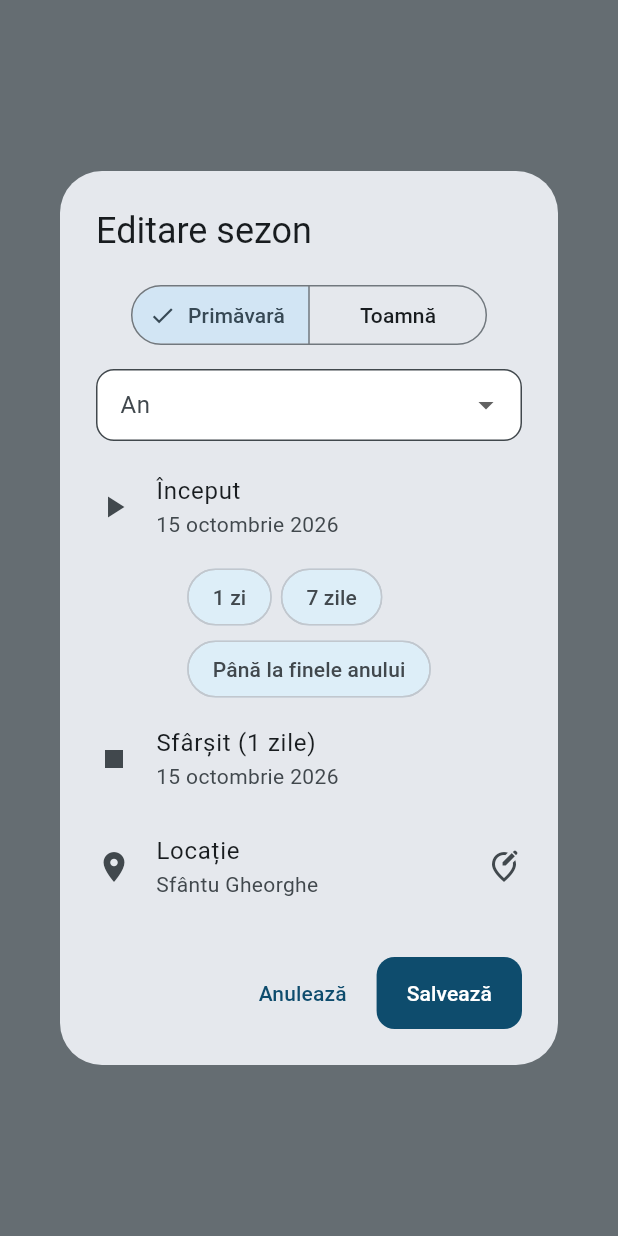
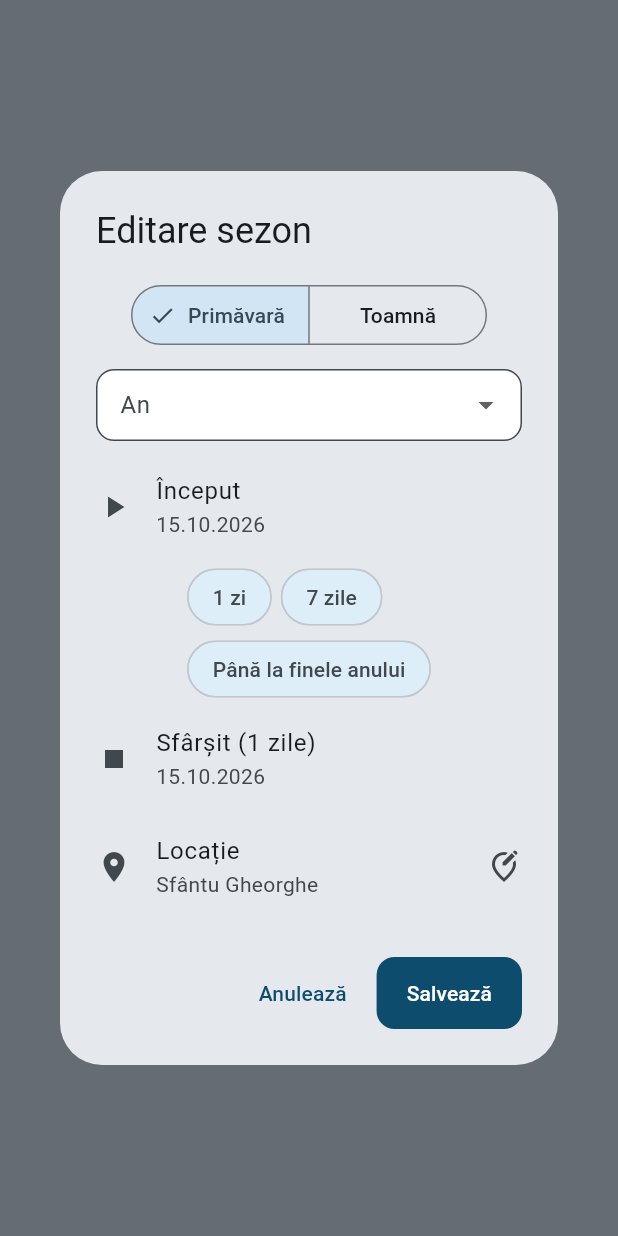
Before and after one commit to kappado2000/pescar-delta, a Flutter app: what showSeasonEditor() shows on an empty page, opened directly with empty values, on a phone screen of 412 x 824 dp. Run offline on Flutter 3.47's test engine with Material 3 defaults, Android fonts, the phone set to English and light mode, and no system bars; our stand-ins replace file_picker, fl_chart, flutter_map, flutter_secure_storage, geolocator, hive_flutter and 7 more; missing offline and left inert: dart:js_interop; accounts and stored records are empty; network calls fail.

Commit message:
Perioada sezonului ca 19.10.2026 – 25.10.2026 (fără numele lunii)
Co-Authored-By: Claude Opus 5.5 <noreply@anthropic.com>

```diff
--- a/lib/screens/home_screen.dart
+++ b/lib/screens/home_screen.dart
@@ -288,7 +288,7 @@ class _SeasonHeader extends StatelessWidget {
               ),
               Text(
                 '📍 ${season.place.name} · '
-                '${DateFormat('d MMM').format(season.start)} – ${DateFormat('d MMM').format(season.end)}',
+                '${DateFormat('dd.MM.yyyy').format(season.start)} – ${DateFormat('dd.MM.yyyy').format(season.end)}',
               ),
               const SizedBox(height: 8),
               FutureBuilder<Forecast>(
--- a/lib/screens/season_detail_screen.dart
+++ b/lib/screens/season_detail_screen.dart
@@ -130,7 +130,7 @@ class _SummaryTab extends StatelessWidget {
   @override
   Widget build(BuildContext context) {
     final store = context.watch<AppStore>();
-    final fmt = DateFormat('d MMMM yyyy');
+    final fmt = DateFormat('dd.MM.yyyy');
     final tasks = buildPermitTasks(
       season: season,
       participants: store.participants,
@@ -354,7 +354,7 @@ class _PermitsTab extends StatelessWidget {
   @override
   Widget build(BuildContext context) {
     final store = context.watch<AppStore>();
-    final fmt = DateFormat('d MMMM yyyy');
+    final fmt = DateFormat('dd.MM.yyyy');
     final text = Theme.of(context).textTheme;
     final tasks = buildPermitTasks(
       season: season,
--- a/lib/screens/seasons_screen.dart
+++ b/lib/screens/seasons_screen.dart
@@ -10,7 +10,7 @@ import '../theme.dart';
 import '../models/place.dart';
 import '../widgets/place_picker.dart';
 
-final _dayMonth = DateFormat('d MMM');
+final _dayMonth = DateFormat('dd.MM.yyyy');
 
 class SeasonsScreen extends StatelessWidget {
   const SeasonsScreen({super.key});
@@ -314,7 +314,7 @@ Future<void> showSeasonEditor(BuildContext context, {Season? season}) async {
                 contentPadding: EdgeInsets.zero,
                 leading: const Icon(Icons.play_arrow),
                 title: const Text('Început'),
-                subtitle: Text(DateFormat('d MMMM yyyy').format(start)),
+                subtitle: Text(DateFormat('dd.MM.yyyy').format(start)),
                 onTap: () => pick(true),
               ),
               Wrap(
@@ -337,7 +337,7 @@ Future<void> showSeasonEditor(BuildContext context, {Season? season}) async {
                 title: Text(
                   'Sfârșit (${end.difference(start).inDays + 1} zile)',
                 ),
-                subtitle: Text(DateFormat('d MMMM yyyy').format(end)),
+                subtitle: Text(DateFormat('dd.MM.yyyy').format(end)),
                 onTap: () => pick(false),
               ),
               ListTile(
```
